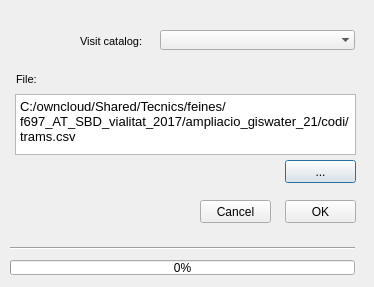
First picture: the form in ui/ud_om_add_visit_file.ui, repository Giswater/giswater_qgis_plugin, before the edit.
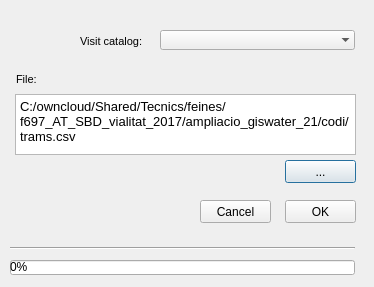
Second picture: the form after the edit.

What changed in the file:
```diff
--- a/ui/ud_om_add_visit_file.ui
+++ b/ui/ud_om_add_visit_file.ui
@@ -13,6 +13,21 @@
   <property name="windowTitle">
    <string>Dialog</string>
   </property>
+  <property name="styleSheet">
+   <string notr="true">QProgressBar::chunk {background: QLinearGradient(
+x1: 0, y1: 0, x2: 1, y2: 0,
+stop: 0 #00aeff,
+stop: 0.25#0072ff,
+stop: 0.5 #003bff,
+stop: 0.75 #0400ff,
+stop: 1 #3700ff );
+border-bottom-right-radius: 5px;
+border-bottom-left-radius: 5px;
+border: .px solid black;
+
+}
+</string>
+  </property>
   <widget class="QLabel" name="label_units">
    <property name="geometry">
     <rect>
```
Left out of the diff: 4 changed lines with no effect on the pictures.
